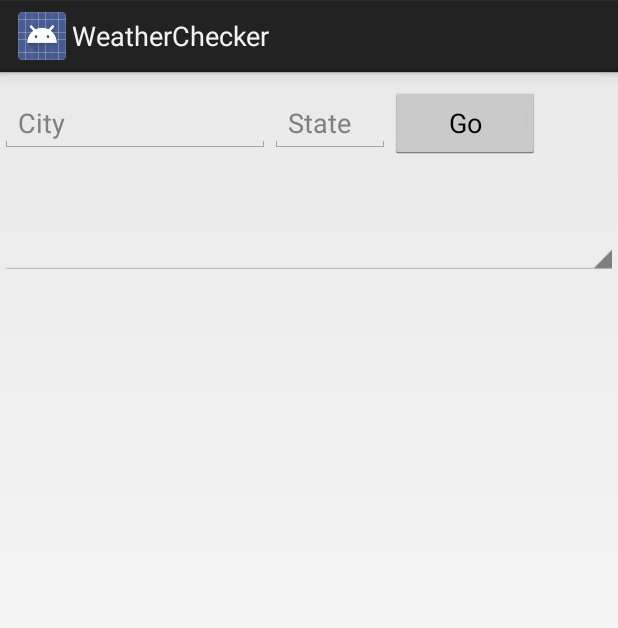
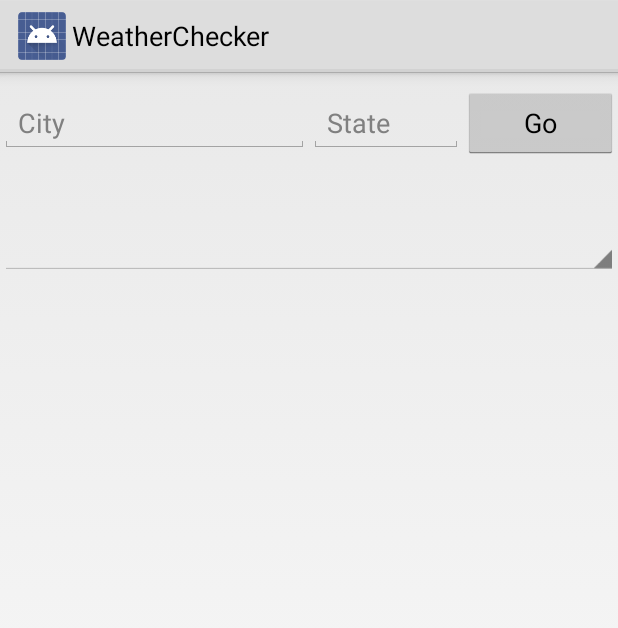
Before and after one commit to xiaoxion/JAVA1, an Android app: the screen it shows after launch (MainActivity), on a phone screen of 412 x 824 dp. Shown: the top 628 px of the screen. Run offline under Robolectric (Android 15) with nearby library versions, the phone set to English and light mode, and no system bars.

Commit message:
finalized design

```diff
--- a/Week2/home/src/main/res/layout/activity_main.xml
+++ b/Week2/home/src/main/res/layout/activity_main.xml
@@ -10,23 +10,23 @@
             android:layout_height="wrap_content"
             android:layout_marginTop="10dp">
         <EditText
-                android:layout_width="180dp"
+                android:layout_width="0dp"
                 android:layout_height="wrap_content"
                 android:id="@+id/cityText"
                 android:hint="@string/city"
-                />
+                android:layout_weight=".5"/>
         <EditText
-                android:layout_width="80dp"
+                android:layout_width="0dp"
                 android:layout_height="wrap_content"
                 android:id="@+id/stateText"
                 android:hint="@string/state"
                 android:maxLength="2"
-                />
+                android:layout_weight=".25"/>
         <Button
-                android:layout_width="100dp"
+                android:layout_width="0dp"
                 android:layout_height="wrap_content"
                 android:text="@string/getWeather"
-                android:id="@+id/go"/>
+                android:id="@+id/go" android:layout_weight=".25"/>
     </LinearLayout>
     <Spinner
             android:layout_width="fill_parent"
@@ -41,4 +41,12 @@
             android:layout_alignParentLeft="true"
             android:layout_below="@+id/spinner"
             android:layout_marginTop="20dp"/>
+    <ProgressBar
+        android:id="@+id/daSpinner"
+        style="?android:attr/progressBarStyleLarge"
+        android:layout_width="wrap_content"
+        android:layout_height="wrap_content"
+        android:layout_centerHorizontal="true"
+        android:layout_centerVertical="true"
+        android:visibility="invisible"/>
 </RelativeLayout>
--- a/Week2/home/src/main/res/values/styles.xml
+++ b/Week2/home/src/main/res/values/styles.xml
@@ -1,7 +1,7 @@
 <resources>
 
     <!-- Base application theme. -->
-    <style name="AppTheme" parent="android:Theme.Holo.Light.DarkActionBar">
+    <style name="AppTheme" parent="android:Theme.Holo.Light">
         <!-- Customize your theme here. -->
     </style>
 
```
Also changed, not shown: Week2/home/src/main/java/com/stratazima/testapp/home/MainActivity.java (+16 -3 lines), Week2/home/src/main/res/drawable-hdpi/ic_launcher.png, Week2/home/src/main/res/drawable-mdpi/ic_launcher.png, Week2/home/src/main/res/drawable-xhdpi/ic_launcher.png, Week2/home/src/main/res/drawable-xxhdpi/ic_launcher.png, Week2/home/src/main/res/drawable-xxxhdpi/ic_launcher.png (added), 1 other file.
